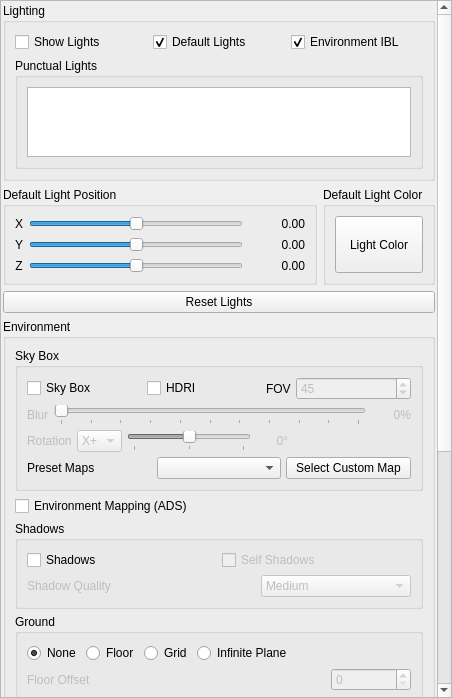
First picture: the form in ui/Viewport/VisualizationEnvironmentPanel.ui, repository sharjith/ModelViewer-Qt, before the edit.
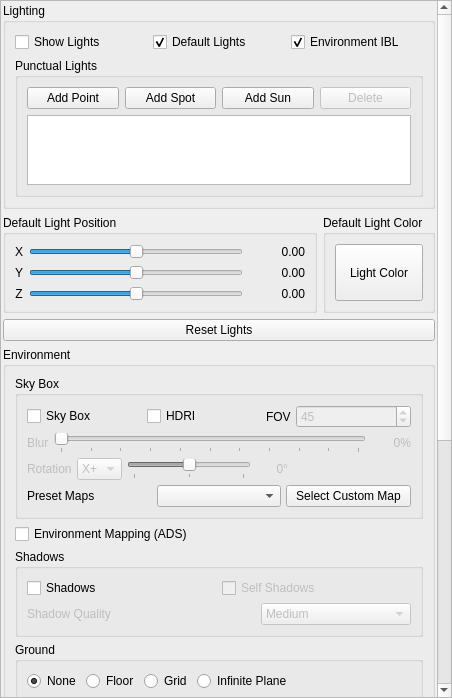
Second picture: the form after the edit.

Commit message: Add user lights to the scene (slice 1)

The edit to the form file:
```diff
--- a/ui/Viewport/VisualizationEnvironmentPanel.ui
+++ b/ui/Viewport/VisualizationEnvironmentPanel.ui
@@ -142,6 +142,53 @@
             </property>
             <layout class="QGridLayout" name="gridLayout_4">
              <item row="0" column="0">
+              <layout class="QHBoxLayout" name="horizontalLayoutAddLights">
+               <item>
+                <widget class="QPushButton" name="pushButtonAddPointLight">
+                 <property name="toolTip">
+                  <string>Add a point light to the scene</string>
+                 </property>
+                 <property name="text">
+                  <string>Add Point</string>
+                 </property>
+                </widget>
+               </item>
+               <item>
+                <widget class="QPushButton" name="pushButtonAddSpotLight">
+                 <property name="toolTip">
+                  <string>Add a spot light to the scene</string>
+                 </property>
+                 <property name="text">
+                  <string>Add Spot</string>
+                 </property>
+                </widget>
+               </item>
+               <item>
+                <widget class="QPushButton" name="pushButtonAddSunLight">
+                 <property name="toolTip">
+                  <string>Add a directional (sun) light to the scene</string>
+                 </property>
+                 <property name="text">
+                  <string>Add Sun</string>
+                 </property>
+                </widget>
+               </item>
+               <item>
+                <widget class="QPushButton" name="pushButtonDeleteSceneLight">
+                 <property name="enabled">
+                  <bool>false</bool>
+                 </property>
+                 <property name="toolTip">
+                  <string>Delete the selected scene light</string>
+                 </property>
+                 <property name="text">
+                  <string>Delete</string>
+                 </property>
+                </widget>
+               </item>
+              </layout>
+             </item>
+             <item row="1" column="0">
               <widget class="QTreeWidget" name="treePunctualLights">
                <property name="headerHidden">
                 <bool>true</bool>
```
The commit also changes 10 other files.
